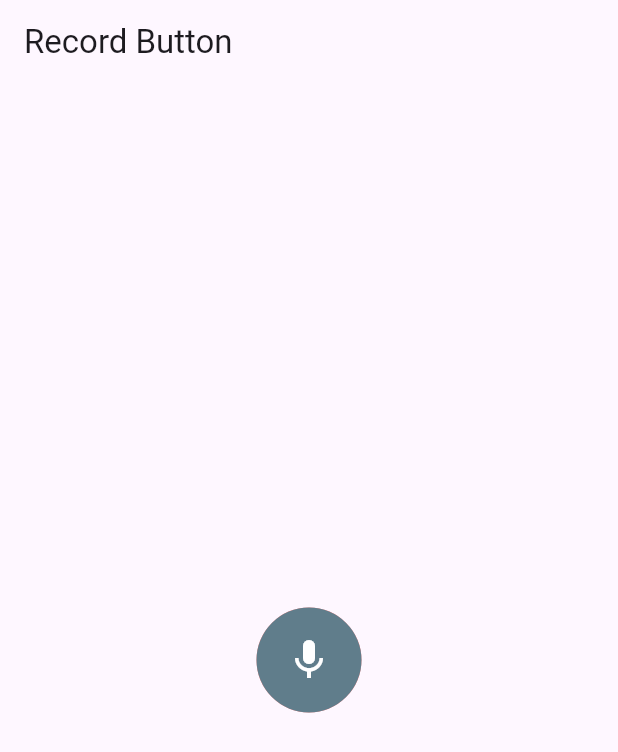
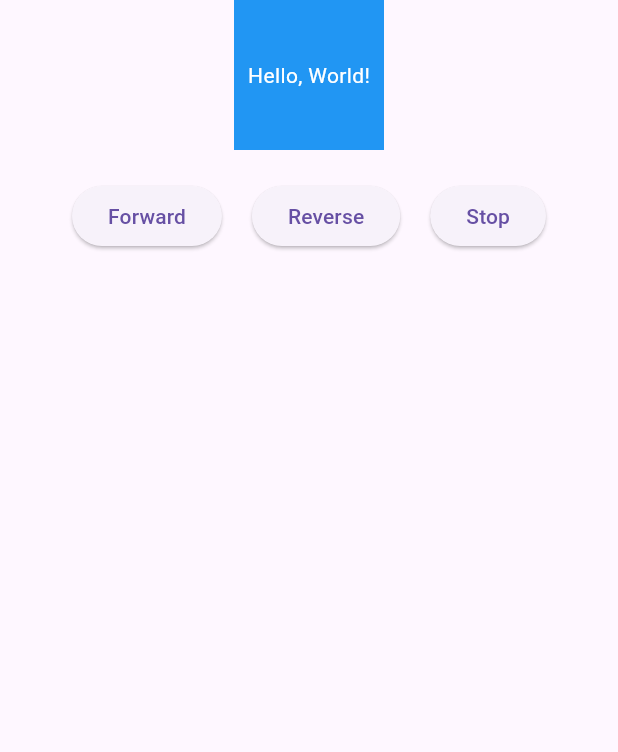
Before and after one commit to Mariamadham8/animation_course, a Flutter app: the screen it shows after launch, on a phone screen of 412 x 824 dp. Shown: the top 752 px of the screen. Run offline on Flutter 3.47's test engine with Material 3 defaults, Android fonts, the phone set to English and light mode, and no system bars.

Commit message:
Animation Builder

```diff
--- a/lib/main.dart
+++ b/lib/main.dart
@@ -1,4 +1,5 @@
 import 'package:animation_corse/presentation/animation_demo.dart';
+import 'package:animation_corse/presentation/views/animated_builder.dart';
 import 'package:animation_corse/presentation/views/record_button_demo.dart';
 import 'package:animation_corse/presentation/views/tween_animation_screen.dart';
 import 'package:animation_corse/presentation/views/foo_transition_basics.dart';
@@ -18,7 +19,8 @@ class MyApp extends StatelessWidget {
     return MaterialApp(
       title: 'Flutter Animation',
       debugShowCheckedModeBanner: false,
-      home: RecordButtonDemo(),
+      home: AnimationBuilder(),
+      //RecordButtonDemo(),
       //const AnimDemoHub(),
       //const FooTransitionBasics(),
       //const CounterAnimation(),
--- /dev/null
+++ b/lib/presentation/views/animated_builder.dart
@@ -0,0 +1,80 @@
+import 'package:flutter/material.dart';
+
+class AnimationBuilder extends StatefulWidget {
+  const AnimationBuilder({super.key});
+
+  @override
+  State<AnimationBuilder> createState() => _AnimationBuilderState();
+}
+
+class _AnimationBuilderState extends State<AnimationBuilder>
+    with SingleTickerProviderStateMixin {
+  late Animation<Color?> animation;
+  late AnimationController controller;
+
+  @override
+  void initState() {
+    controller = AnimationController(
+      duration: const Duration(seconds: 2),
+      vsync: this,
+    );
+    animation = ColorTween(
+      begin: Colors.blue,
+      end: Colors.red,
+    ).animate(controller);
+    super.initState();
+  }
+
+  @override
+  Widget build(BuildContext context) {
+    return Scaffold(
+      body: Column(
+        children: [
+          containerWidget(),
+          SizedBox(height: 20),
+          Row(
+            spacing: 10,
+            mainAxisAlignment: MainAxisAlignment.center,
+            children: [
+              contolButtonWidget(() {
+                controller.forward();
+              }, 'Forward'),
+              SizedBox(height: 10),
+              contolButtonWidget(() {
+                controller.reverse();
+              }, 'Reverse'),
+              SizedBox(height: 10),
+              contolButtonWidget(() {
+                controller.stop();
+              }, 'Stop'),
+            ],
+          ),
+        ],
+      ),
+    );
+  }
+
+  Widget containerWidget() {
+    return AnimatedBuilder(
+      animation: controller,
+      builder: (BuildContext context, Widget? child) {
+        return Container(
+          width: 100,
+          height: 100,
+          color: animation.value,
+          child: Align(alignment: Alignment.center, child: getChildWidget()),
+        );
+      },
+    );
+  }
+
+  Widget getChildWidget() {
+    return FittedBox(
+      child: Text('Hello, World!', style: TextStyle(color: Colors.white)),
+    );
+  }
+
+  Widget contolButtonWidget(VoidCallback onPressed, String buttonText) {
+    return ElevatedButton(onPressed: onPressed, child: Text(buttonText));
+  }
+}
```
